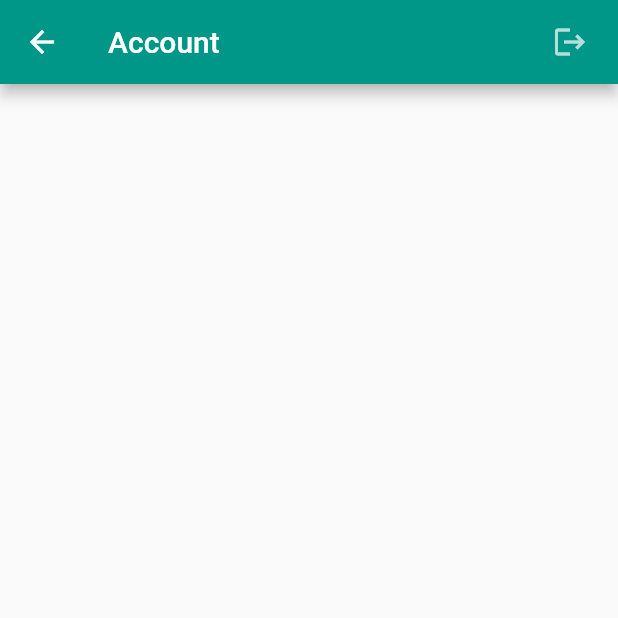
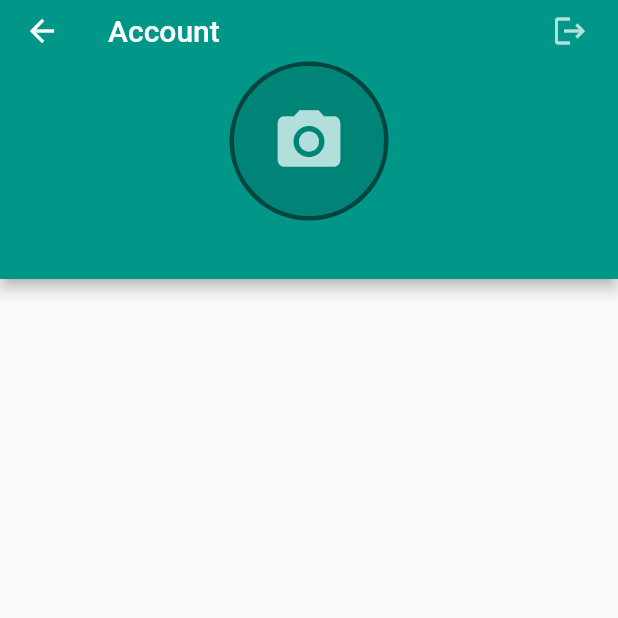
Before and after one commit to Tarster/Time_Tracker, a Flutter app: the AccountPage screen opened directly, on a phone screen of 412 x 824 dp, the top half of it. Run offline on Flutter 3.47's test engine with Material 2 defaults, Android fonts, the phone set to English and light mode, and no system bars; our stand-ins replace cloud_firestore, firebase_auth, firebase_core, google_sign_in, rxdart; accounts and stored records are empty.

```diff
--- a/lib/app/home/account/account_page.dart
+++ b/lib/app/home/account/account_page.dart
@@ -1,5 +1,7 @@
+import 'package:firebase_auth/firebase_auth.dart';
 import 'package:flutter/material.dart';
 import 'package:provider/provider.dart';
+import 'package:time_tracker_final/common_widgets/avatar.dart';
 import 'package:time_tracker_final/common_widgets/show_alert_dialog.dart';
 import 'package:time_tracker_final/services/auth.dart';
 
@@ -32,6 +34,8 @@ class AccountPage extends StatelessWidget {
 
   @override
   Widget build(BuildContext context) {
+    final auth = Provider.of<AuthBase>(context, listen: false);
+
     return Scaffold(
       appBar: AppBar(
         title: Text('Account'),
@@ -44,7 +48,33 @@ class AccountPage extends StatelessWidget {
             ),
           ),
         ],
+        bottom: PreferredSize(
+          preferredSize: Size.fromHeight(130),
+          child: _buildUserInfo(auth.currentUser),
+        ),
       ),
     );
   }
+
+  Widget _buildUserInfo(User? currentUser) {
+    return Column(
+      children: <Widget>[
+        Padding(
+          padding: EdgeInsets.only(bottom: 8.0),
+          child: Avatar(
+            radius: 50,
+            photoUrl: currentUser!.photoURL,
+          ),
+        ),
+        if (currentUser.displayName != null)
+          Padding(
+            padding: const EdgeInsets.only(bottom: 8.0),
+            child: Text(
+              currentUser.displayName!,
+              style: TextStyle(fontSize: 20, color: Colors.white),
+            ),
+          )
+      ],
+    );
+  }
 }
--- a/lib/app/home/entries/entry_job.dart
+++ b/lib/app/home/entries/entry_job.dart
@@ -1,5 +1,6 @@
 import 'package:time_tracker_final/app/home/models/entry.dart';
 import 'package:time_tracker_final/app/home/models/job.dart';
+
 
 class EntryJob {
   EntryJob(this.entry, this.job);
--- /dev/null
+++ b/lib/common_widgets/avatar.dart
@@ -0,0 +1,31 @@
+import 'package:flutter/material.dart';
+
+class Avatar extends StatelessWidget {
+  const Avatar({this.photoUrl, required this.radius});
+
+  final String? photoUrl;
+  final double radius;
+
+  @override
+  Widget build(BuildContext context) {
+    return Container(
+      decoration: BoxDecoration(
+          shape: BoxShape.circle,
+          border: Border.all(
+            color: Colors.black54,
+            width: 3.0,
+          )),
+      child: CircleAvatar(
+        radius: radius,
+        backgroundColor: Colors.black12,
+        backgroundImage: photoUrl != null ? NetworkImage(photoUrl!) : null,
+        child: photoUrl == null
+            ? Icon(
+                Icons.camera_alt,
+                size: radius,
+              )
+            : null,
+      ),
+    );
+  }
+}
```
Also changed, not shown: lib/app/home/entries/daily_jobs_details.dart (+5 -8 lines), lib/app/home/entries/entries_bloc.dart (+4 -4 lines), lib/app/home/entries/entries_list_tile.dart (+8 -7 lines), lib/services/database.dart (+16 -13 lines).
